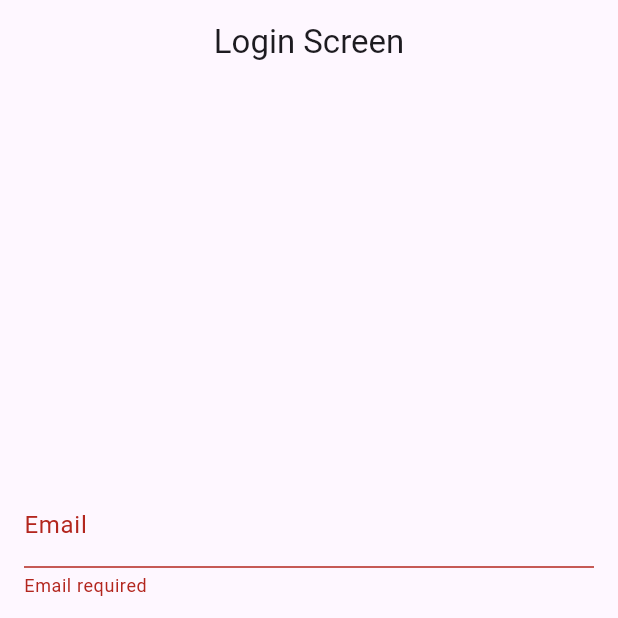
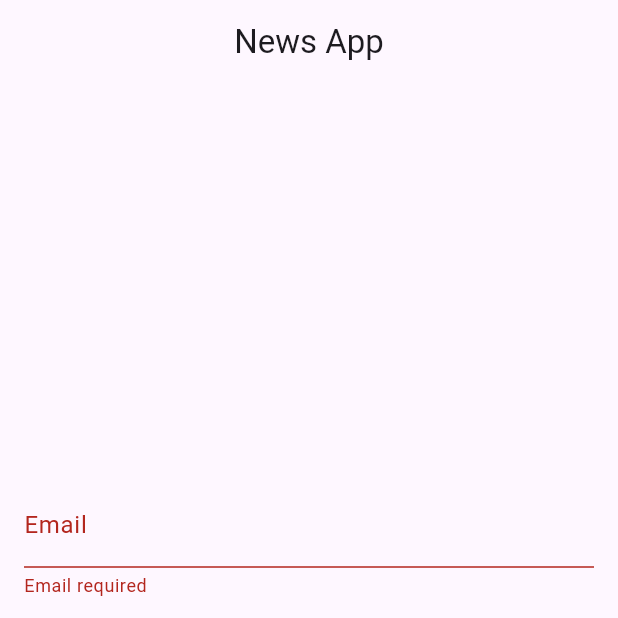
Before and after one commit to anaszia432/news_app_aibuzz, a Flutter app: the screen it shows after launch, after a tap on "Login", on a phone screen of 412 x 824 dp, the top half of it. Run offline on Flutter 3.47's test engine with Material 3 defaults, Android fonts, the light colour scheme and no system bars; our stand-ins replace dio, get, shared_preferences, webview_flutter; network calls fail.

Commit message:
title name change

```diff
--- a/lib/login_screen.dart
+++ b/lib/login_screen.dart
@@ -26,7 +26,7 @@ class _LoginScreenState extends State<LoginScreen> {
   @override
   Widget build(BuildContext context) {
     return Scaffold(
-      appBar: AppBar(title: const Text("Login Screen"), centerTitle: true),
+      appBar: AppBar(title: const Text("News App"), centerTitle: true),
       body: Column(
         mainAxisAlignment: MainAxisAlignment.center,
         crossAxisAlignment: CrossAxisAlignment.center,
```
Also changed, not shown: lib/home_screen.dart (+9 -9 lines).
